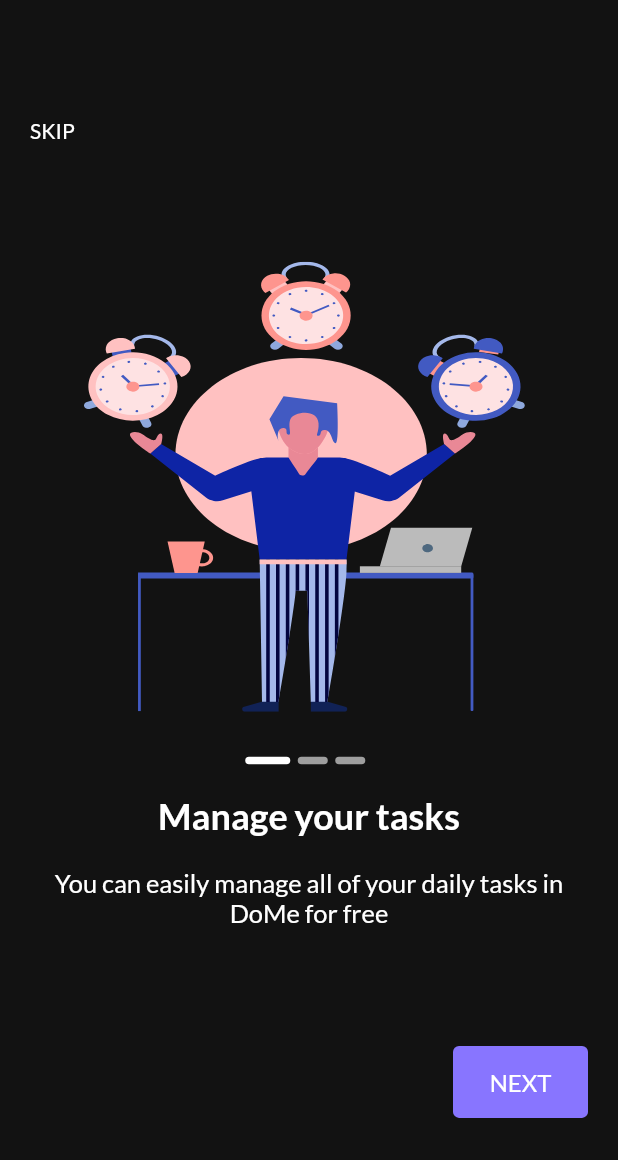
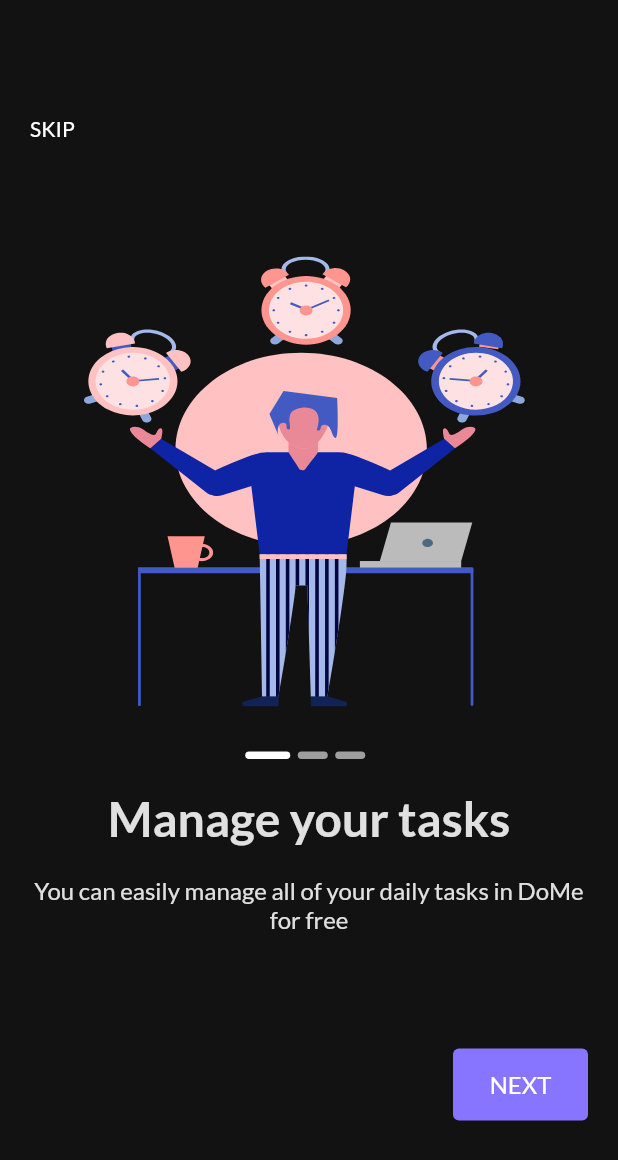
Before and after one commit to SA33ED/Todo_app, a Flutter app: the screen it shows after launch, on a phone screen of 412 x 824 dp. Shown: the top 1160 px of the screen. Run offline on Flutter 3.47's test engine with Material 2 defaults, Android fonts, the phone set to English and light mode, and no system bars; our stand-ins replace flutter_svg, google_fonts, shared_preferences.

Commit message:
Font Style

```diff
--- a/lib/main.dart
+++ b/lib/main.dart
@@ -35,15 +35,25 @@ ThemeData getThemeData() {
   return ThemeData(
     scaffoldBackgroundColor: AppColors.primary,
     textTheme: TextTheme(
-      displayLarge: GoogleFonts.lato(
-        color: AppColors.whiteText,
-        fontSize: 24,
-        fontWeight: FontWeight.w600,
-      ),
-      displayMedium: GoogleFonts.lato(
+        bodyLarge: GoogleFonts.lato(
           color: AppColors.whiteText,
-          fontSize: 17,
-          fontWeight: FontWeight.w400),
-    ),
+          fontSize: 40,
+          fontWeight: FontWeight.w600,
+        ),
+        displayLarge: GoogleFonts.lato(
+          color: AppColors.whiteText.withOpacity(0.8700000047683716),
+          fontSize: 32,
+          fontWeight: FontWeight.w700,
+        ),
+        displayMedium: GoogleFonts.lato(
+          color: AppColors.whiteText.withOpacity(0.8700000047683716),
+          fontSize: 16,
+          fontWeight: FontWeight.w400,
+        ),
+        displaySmall: GoogleFonts.lato(
+          color: AppColors.whiteText.withOpacity(0.4399999976158142),
+          fontSize: 16,
+          fontWeight: FontWeight.w400,
+        )),
   );
 }
--- a/lib/screens/home_screen.dart
+++ b/lib/screens/home_screen.dart
@@ -14,7 +14,10 @@ class HomeScreen extends StatelessWidget {
             DateFormat.yMMMMd().format(
               DateTime.now(),
             ),
-            style: Theme.of(context).textTheme.displayLarge,
+            style: Theme.of(context)
+                .textTheme
+                .displayLarge!
+                .copyWith(fontSize: 24),
           )
         ],
       ),
--- a/lib/screens/splash_screen.dart
+++ b/lib/screens/splash_screen.dart
@@ -4,7 +4,8 @@ import 'package:to_do_app/helpers/app_assets.dart';
 import 'package:to_do_app/helpers/app_cashe.dart';
 import 'package:to_do_app/helpers/app_strings.dart';
 import 'package:to_do_app/screens/home_screen.dart';
-import 'package:to_do_app/screens/on_boarding_screen.dart';
+
+import 'on_boarding_screen.dart';
 
 class SplashScreen extends StatefulWidget {
   const SplashScreen({super.key});
@@ -20,8 +21,12 @@ class _SplashScreenState extends State<SplashScreen> {
     bool isVisited =
         AppCashe().getData(key: AppStrings.sharedPreOnBoarding) ?? false;
     Future.delayed(const Duration(seconds: 3), () {
-      Navigator.pushReplacement(context,
-          MaterialPageRoute(builder: (context) => isVisited==true?const HomeScreen(): const OnBoardingScreen()));
+      Navigator.pushReplacement(
+          context,
+          MaterialPageRoute(
+              builder: (context) => isVisited == true
+                  ? const HomeScreen()
+                  : const OnBoardingScreen()));
     });
     super.initState();
   }
@@ -36,10 +41,7 @@ class _SplashScreenState extends State<SplashScreen> {
             SvgPicture.asset(Assets.imagesAppLogo),
             const SizedBox(height: 30),
             Text(AppStrings.appName,
-                style: Theme.of(context)
-                    .textTheme
-                    .displayLarge!
-                    .copyWith(fontSize: 40)),
+                style: Theme.of(context).textTheme.bodyLarge!),
           ],
         ),
       ),
```
